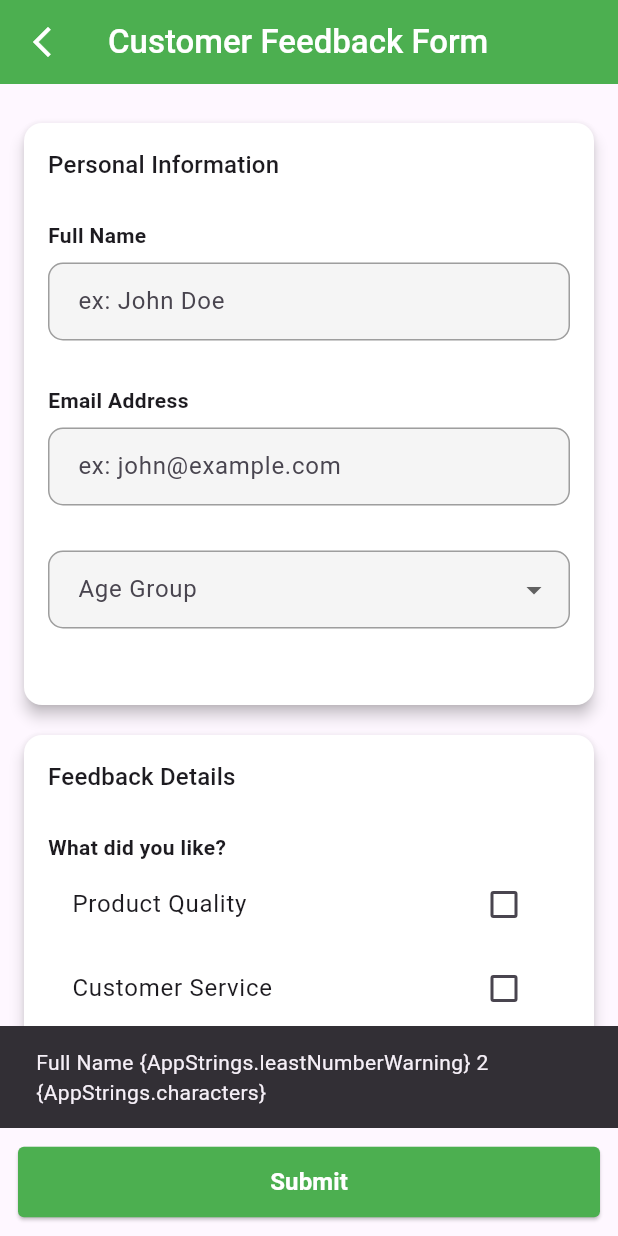
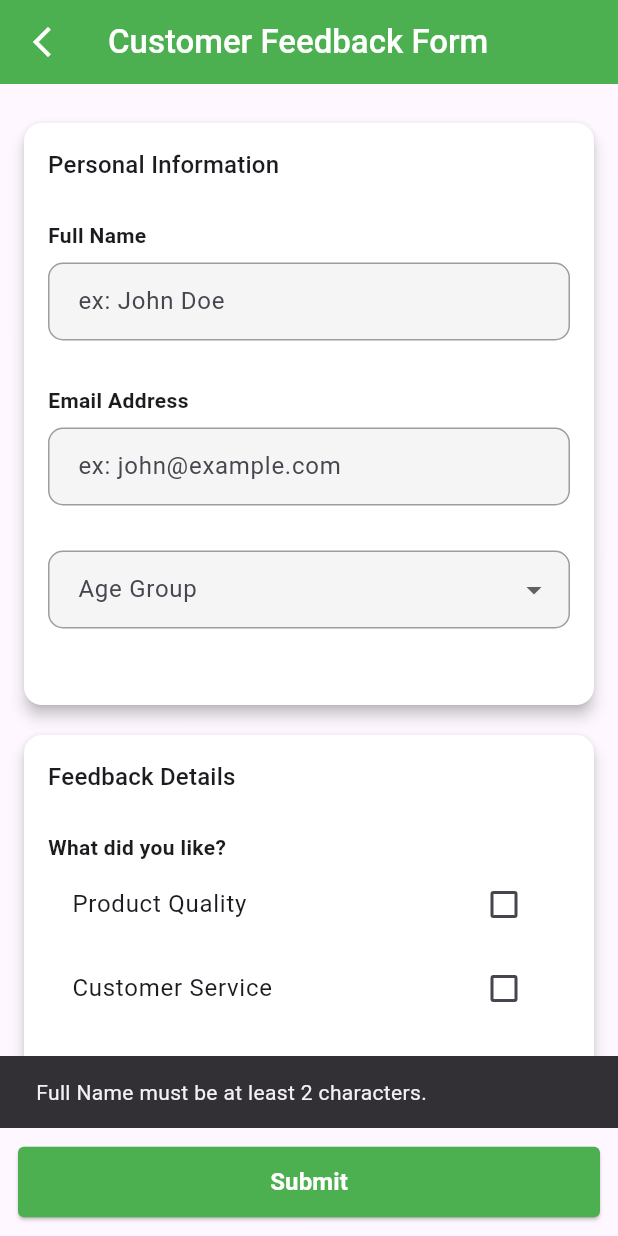
Before and after one commit to kazihabiba201/dynamic_form_app, a Flutter app: the screen it shows after launch, after a tap on "Customer Feedback Form", after a tap on "Submit", on a phone screen of 412 x 824 dp. Run offline on Flutter 3.47's test engine with Material 3 defaults, Android fonts, the phone set to English and light mode, and no system bars; our stand-ins replace go_router, image_picker.

```diff
--- a/lib/presentation/screens/form_screen.dart
+++ b/lib/presentation/screens/form_screen.dart
@@ -27,13 +27,13 @@ class FormScreen extends StatelessWidget {
           final max = props['maxLength'] ?? 1000;
           if (value == null || value.toString().trim().length < min) {
             ScaffoldMessenger.of(context).showSnackBar(
-              SnackBar(content: Text('${props['label']} {$AppStrings.leastNumberWarning} $min {$AppStrings.characters}')),
+              SnackBar(content: Text('${props['label']} ${AppStrings.leastNumberWarning} $min ${AppStrings.characters}')),
             );
             return false;
           }
           if (value.toString().length > max) {
             ScaffoldMessenger.of(context).showSnackBar(
-              SnackBar(content: Text('${props['label']} {$AppStrings.lessNumberWarning} $max {$AppStrings.characters}')),
+              SnackBar(content: Text('${props['label']} ${AppStrings.lessNumberWarning} $max ${AppStrings.characters}')),
             );
             return false;
           }
```
